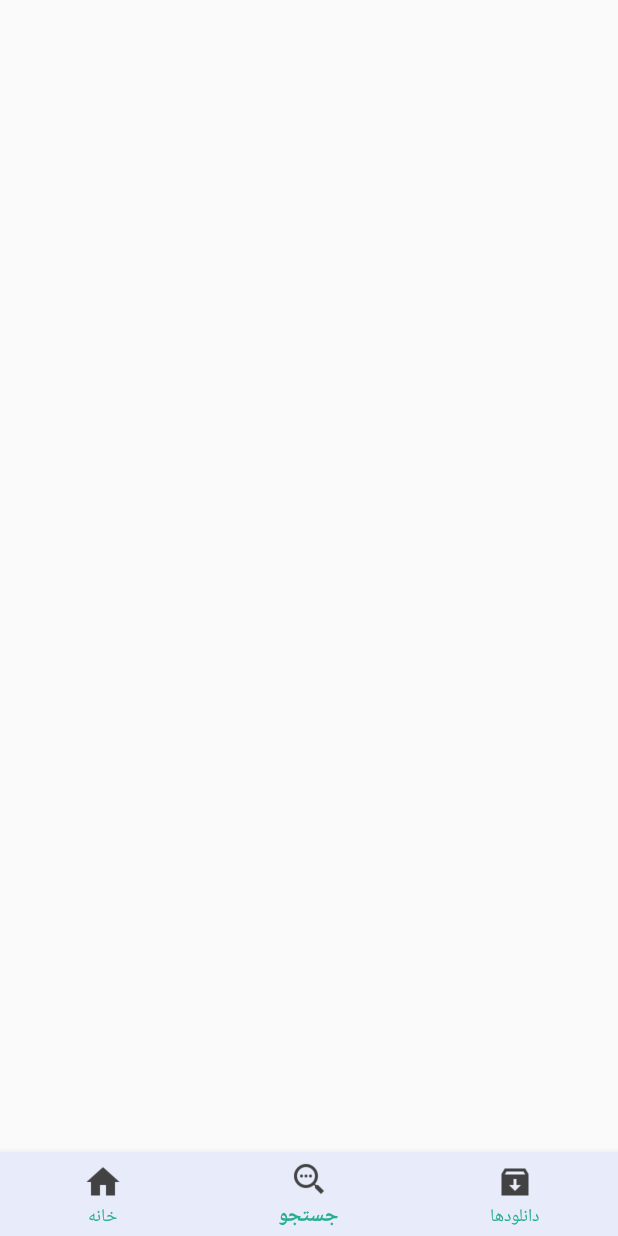
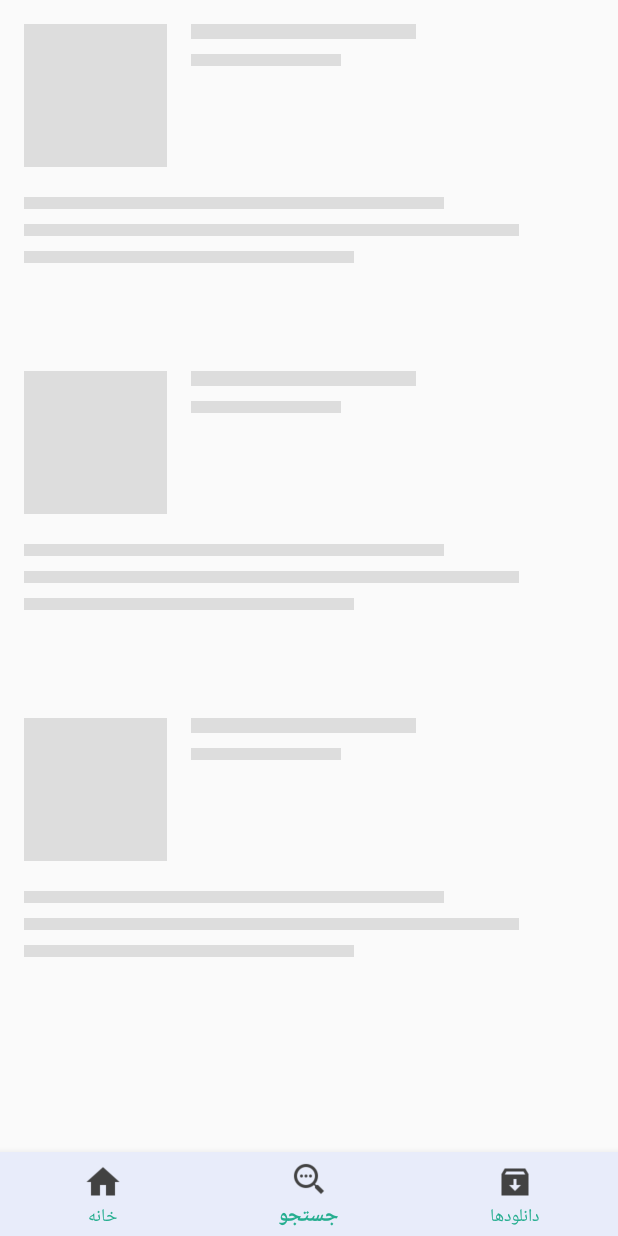
Before and after one commit to pariazar/MyBook, an Android app: the screen it shows after launch (MainActivity), on a phone screen of 412 x 824 dp. Run offline under Robolectric (Android 15) with nearby library versions, the phone set to English and light mode, and no system bars; our stand-ins replace Shimmer.

Commit message:
Added shimmer for showing progress component

```diff
--- a/app/build.gradle
+++ b/app/build.gradle
@@ -43,7 +43,7 @@ dependencies {
     implementation 'jp.wasabeef:picasso-transformations:2.2.1'
     implementation 'com.squareup.picasso:picasso:2.3.2'
     implementation 'com.azoft.carousellayoutmanager:carousel:1.2.4'
-    implementation 'com.facebook.shimmer:shimmer:0.1.0@aar'
+    implementation 'com.facebook.shimmer:shimmer:0.5.0'
     implementation group: 'org.apache.httpcomponents', name: 'httpclient-android', version: '4.3.5.1'
 
     //Excluding httpclient since it is already part of httpclient-android
@@ -64,5 +64,4 @@ dependencies {
     implementation 'com.squareup.retrofit2:converter-scalars:2.4.0'
     implementation 'me.grantland:autofittextview:0.2.+'
     implementation 'com.github.barteksc:android-pdf-viewer:3.2.0-beta.1'
-    implementation 'com.akexorcist:round-corner-progress-bar:2.1.1'
 }
--- a/app/src/main/java/com/example/ketabeman21/Activity/Detail_Book.java
+++ b/app/src/main/java/com/example/ketabeman21/Activity/Detail_Book.java
@@ -200,7 +200,7 @@ public class Detail_Book extends AppCompatActivity {
         textViewProgressOne = (TextView) findViewById(R.id.textViewProgressOne);
         buttonOne = (Button) findViewById(R.id.buttonOne);
         textViewProgressOne = (TextView) findViewById(R.id.textViewProgressOne);
-        progressBarOne = (ProgressBar) findViewById(R.id.progressBarOne);
+        progressBarOne =  findViewById(R.id.progressBarOne);
         buttonCancelOne = (Button) findViewById(R.id.buttonCancelOne);
 
         author.setText("نویسنده : "+b.getAuthor());
--- a/app/src/main/java/com/example/ketabeman21/Fragments/BookFragment.java
+++ b/app/src/main/java/com/example/ketabeman21/Fragments/BookFragment.java
@@ -14,6 +14,7 @@ import android.widget.SearchView;
 import android.widget.Toast;
 
 import androidx.fragment.app.Fragment;
+import androidx.recyclerview.widget.DefaultItemAnimator;
 import androidx.recyclerview.widget.GridLayoutManager;
 import androidx.recyclerview.widget.LinearLayoutManager;
 import androidx.recyclerview.widget.RecyclerView;
@@ -44,6 +45,8 @@ public class BookFragment extends Fragment implements DataAdapter4Book.BookAdapt
     private RecyclerView mRecyclerView;
     private ArrayList<Book> mArrayList;
     private DataAdapter4Book mAdapter;
+    private ShimmerFrameLayout mShimmerViewContainer;
+
     public static final String TITLE = "کتابها";
     View rootView;
     public static BookFragment newInstance() {
@@ -83,10 +86,13 @@ public class BookFragment extends Fragment implements DataAdapter4Book.BookAdapt
        /* mShimmerViewContainer = (ShimmerFrameLayout) rootView.findViewById(R.id.shimmer_view_container);
         floatingActionButton = rootView.findViewById(R.id.fab);*/
         mRecyclerView = (RecyclerView)rootView.findViewById(R.id.card_recycler_view);
+        mShimmerViewContainer = rootView.findViewById(R.id.shimmer_view_container);
+        mShimmerViewContainer.startShimmer();
         /*mShimmerViewContainer.setVisibility(View.INVISIBLE);
         mRecyclerView.setHasFixedSize(true);*/
         //RecyclerView.LayoutManager layoutManager = new LinearLayoutManager(getActivity());
         mRecyclerView.setLayoutManager(new GridLayoutManager(getContext(), 3));
+        mRecyclerView.setItemAnimator(new DefaultItemAnimator());
 
         // true if item was selected
        // mRecyclerView.setLayoutManager(layoutManager);
@@ -109,8 +115,8 @@ public class BookFragment extends Fragment implements DataAdapter4Book.BookAdapt
                 mArrayList = new ArrayList<>(Arrays.asList(jsonResponse.getBook()));
                 mAdapter = new DataAdapter4Book(mArrayList,getActivity(),BookFragment.this,BookFragment.this);
                 mRecyclerView.setAdapter(mAdapter);
-               /* mShimmerViewContainer.stopShimmerAnimation();
-                mShimmerViewContainer.setVisibility(View.GONE);*/
+                mShimmerViewContainer.stopShimmer();
+                mShimmerViewContainer.setVisibility(View.GONE);
             }
 
             @Override
@@ -164,7 +170,7 @@ public class BookFragment extends Fragment implements DataAdapter4Book.BookAdapt
 
     @Override
     public void onPause() {
-        // mShimmerViewContainer.stopShimmerAnimation();
+         mShimmerViewContainer.stopShimmer();
         super.onPause();
     }
 
--- a/app/src/main/res/layout/activity_detail.xml
+++ b/app/src/main/res/layout/activity_detail.xml
@@ -281,7 +281,7 @@
                         style="@style/Widget.AppCompat.ProgressBar.Horizontal"
                         android:layout_width="match_parent"
                         android:layout_height="wrap_content"
-                        android:progressTint="@color/colorPrimaryDark"
+                        android:progressTint="@color/bg_login"
                         android:layout_alignParentTop="true"
                         android:layout_marginTop="35dp" />
 
--- a/app/src/main/res/layout/fragment_book.xml
+++ b/app/src/main/res/layout/fragment_book.xml
@@ -7,8 +7,35 @@
     android:layout_width="match_parent"
     android:layout_height="wrap_content"
     android:paddingBottom="56dp"
+    tools:context=".Activity.MainActivity"
+    >
 
-    >
+    <com.facebook.shimmer.ShimmerFrameLayout
+        android:id="@+id/shimmer_view_container"
+        android:layout_width="wrap_content"
+        android:layout_height="wrap_content"
+        android:layout_gravity="center"
+        android:orientation="vertical"
+        shimmer:duration="800"
+        tools:ignore="MissingConstraints">
+
+        <!-- Adding 3 rows of placeholders -->
+        <LinearLayout
+            android:layout_width="match_parent"
+            android:layout_height="wrap_content"
+            android:orientation="vertical">
+
+            <include layout="@layout/shimmer" />
+
+            <include layout="@layout/shimmer" />
+
+            <include layout="@layout/shimmer" />
+
+
+        </LinearLayout>
+
+    </com.facebook.shimmer.ShimmerFrameLayout>
+
 
    <!-- <com.facebook.shimmer.ShimmerFrameLayout
         android:id="@+id/shimmer_view_container"
--- /dev/null
+++ b/app/src/main/res/layout/shimmer.xml
@@ -0,0 +1,60 @@
+<?xml version="1.0" encoding="utf-8"?>
+<RelativeLayout xmlns:android="http://schemas.android.com/apk/res/android"
+    android:layout_width="match_parent"
+    android:layout_height="wrap_content"
+    android:padding="@dimen/activity_padding"
+    >
+
+    <View
+        android:id="@+id/thumbnail"
+        android:layout_width="@dimen/placeholder_image"
+        android:layout_height="@dimen/placeholder_image"
+        android:layout_marginRight="@dimen/activity_padding"
+        android:background="@color/placeholder_bg" />
+
+    <View
+        android:id="@+id/name"
+        android:layout_width="150dp"
+        android:layout_height="10dp"
+        android:layout_marginBottom="10dp"
+        android:layout_toRightOf="@id/thumbnail"
+        android:background="@color/placeholder_bg" />
+
+    <View
+        android:layout_width="100dp"
+        android:layout_height="@dimen/placeholder_text_height"
+        android:layout_below="@id/name"
+        android:layout_toRightOf="@id/thumbnail"
+        android:background="@color/placeholder_bg" />
+
+    <LinearLayout
+        android:layout_width="match_parent"
+        android:layout_height="wrap_content"
+        android:layout_below="@id/thumbnail"
+        android:layout_marginBottom="40dp"
+        android:layout_marginTop="20dp"
+        android:orientation="vertical">
+
+        <View
+            android:layout_width="match_parent"
+            android:layout_height="@dimen/placeholder_text_height"
+            android:layout_marginRight="100dp"
+            android:background="@color/placeholder_bg" />
+
+        <View
+            android:layout_width="match_parent"
+            android:layout_height="@dimen/placeholder_text_height"
+            android:layout_marginRight="50dp"
+            android:layout_marginTop="10dp"
+            android:background="@color/placeholder_bg" />
+
+        <View
+            android:layout_width="match_parent"
+            android:layout_height="@dimen/placeholder_text_height"
+            android:layout_marginRight="160dp"
+            android:layout_marginTop="10dp"
+            android:background="@color/placeholder_bg" />
+
+    </LinearLayout>
+
+</RelativeLayout>
--- a/app/src/main/res/values/colors.xml
+++ b/app/src/main/res/values/colors.xml
@@ -81,4 +81,7 @@
         <item>@color/dot_dark_screen3</item>
         <item>@color/dot_dark_screen4</item>
     </array>
+
+
+
 </resources>
--- a/app/src/main/res/values/styles.xml
+++ b/app/src/main/res/values/styles.xml
@@ -17,4 +17,8 @@
         <item name="android:textColor">@android:color/white</item>
         <item name="textAllCaps">true</item>
     </style>
+    <style name="SampleProgress">
+        <item name="android:layout_width">25dp</item>
+        <item name="android:layout_height">30dp</item>
+    </style>
 </resources>
```
